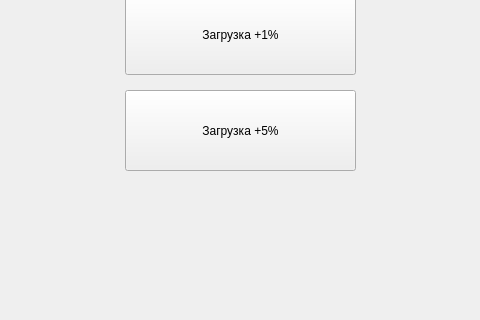
Above: mainwindow.ui from HXPPY228/first-miner before the change; both pictures show x 143 to 623 and y 280 to 600 of the 800 by 600 pixel window. Below: the same form after it.
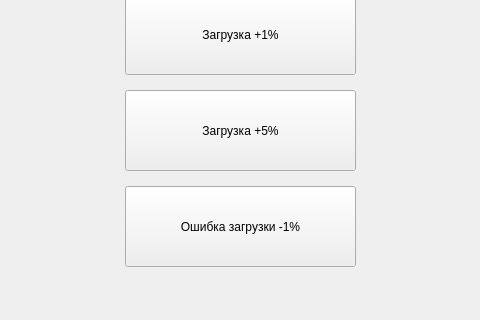
That is the form after the change.

Patch:
```diff
--- a/mainwindow.ui
+++ b/mainwindow.ui
@@ -74,6 +74,19 @@
      <set>Qt::AlignCenter</set>
     </property>
    </widget>
+   <widget class="QPushButton" name="pushButton_3">
+    <property name="geometry">
+     <rect>
+      <x>268</x>
+      <y>466</y>
+      <width>231</width>
+      <height>81</height>
+     </rect>
+    </property>
+    <property name="text">
+     <string>Ошибка загрузки -1%</string>
+    </property>
+   </widget>
   </widget>
   <widget class="QMenuBar" name="menubar">
    <property name="geometry">
```
Left out of the diff: 2 changed lines with no effect on the pictures.
